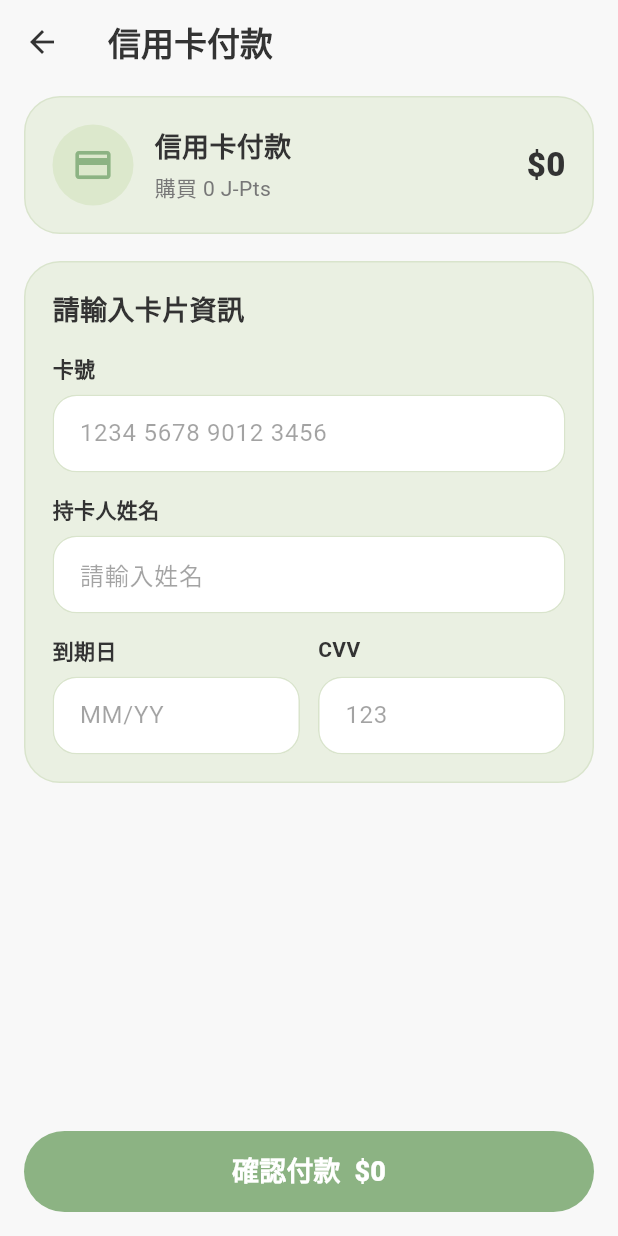
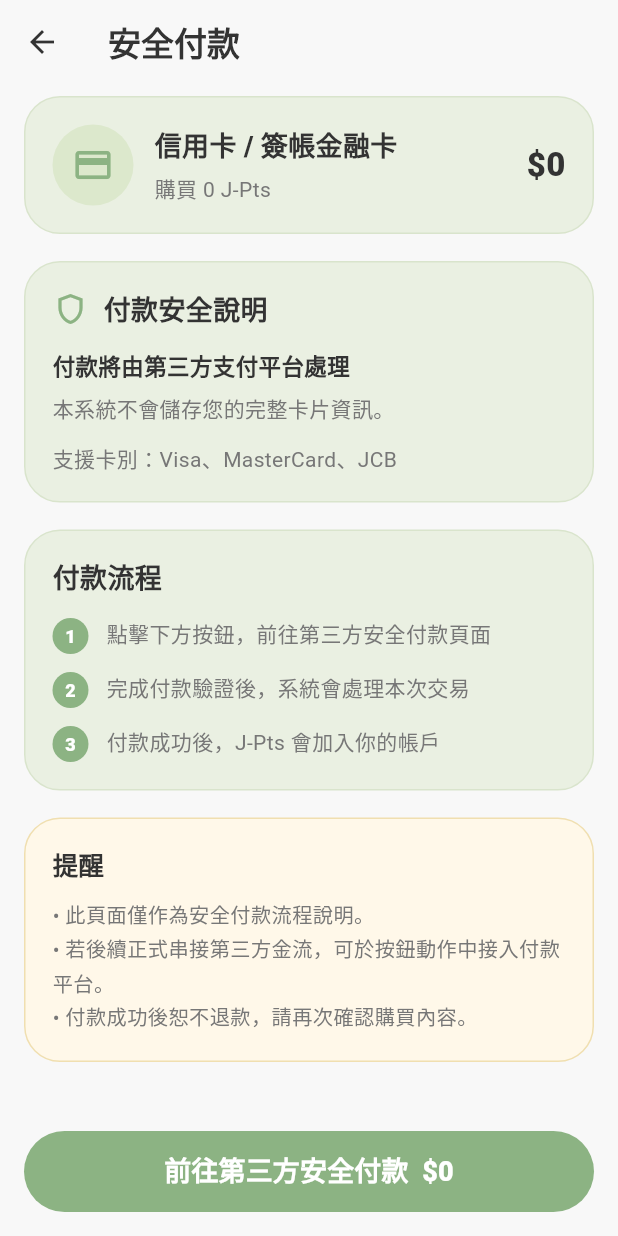
Before and after one commit to s22452007/115502, a Flutter app: the CreditCardPaymentScreen screen opened directly with empty values, on a phone screen of 412 x 824 dp. Run offline on Flutter 3.47's test engine with Material 3 defaults, Android fonts, the phone set to English and light mode, and no system bars; our stand-ins replace camera, firebase_auth, firebase_core, google_sign_in, image_picker; missing offline and left inert: google_mlkit_image_labeling, google_mlkit_text_recognition; accounts and stored records are empty.

Commit message:
第三方支付

```diff
--- a/115502/jpn_learning_app/lib/screens/premium/credit_card_payment_screen.dart
+++ b/115502/jpn_learning_app/lib/screens/premium/credit_card_payment_screen.dart
@@ -1,5 +1,4 @@
 import 'package:flutter/material.dart';
-import 'package:flutter/services.dart';
 import 'package:provider/provider.dart';
 import 'package:jpn_learning_app/providers/user_provider.dart';
 import 'package:jpn_learning_app/utils/api_client.dart';
@@ -9,10 +8,10 @@ class CreditCardPaymentScreen extends StatefulWidget {
   final int price;
 
   const CreditCardPaymentScreen({
-    Key? key,
+    super.key,
     required this.points,
     required this.price,
-  }) : super(key: key);
+  });
 
   @override
   State<CreditCardPaymentScreen> createState() =>
@@ -20,13 +19,6 @@ class CreditCardPaymentScreen extends StatefulWidget {
 }
 
 class _CreditCardPaymentScreenState extends State<CreditCardPaymentScreen> {
-  final _formKey = GlobalKey<FormState>();
-
-  final TextEditingController cardNumberController = TextEditingController();
-  final TextEditingController nameController = TextEditingController();
-  final TextEditingController expiryController = TextEditingController();
-  final TextEditingController cvvController = TextEditingController();
-
   bool _isSubmitting = false;
 
   static const Color bgColor = Color(0xFFF8F8F8);
@@ -37,94 +29,7 @@ class _CreditCardPaymentScreenState extends State<CreditCardPaymentScreen> {
   static const Color deepText = Color(0xFF333333);
   static const Color subText = Color(0xFF777777);
 
-  @override
-  void dispose() {
-    cardNumberController.dispose();
-    nameController.dispose();
-    expiryController.dispose();
-    cvvController.dispose();
-    super.dispose();
-  }
-
-  String _cardDigitsOnly(String value) {
-    return value.replaceAll(RegExp(r'\D'), '');
-  }
-
-  String? _validateCardNumber(String? value) {
-    final digits = _cardDigitsOnly(value ?? '');
-
-    if (digits.isEmpty) {
-      return '請輸入卡號';
-    }
-    if (digits.length < 16) {
-      return '卡號未輸入完整';
-    }
-    if (digits.length > 16) {
-      return '卡號格式錯誤';
-    }
-    return null;
-  }
-
-  String? _validateName(String? value) {
-    final text = (value ?? '').trim();
-    if (text.isEmpty) {
-      return '請輸入持卡人姓名';
-    }
-    return null;
-  }
-
-  String? _validateExpiry(String? value) {
-    final text = (value ?? '').trim();
-
-    if (text.isEmpty) {
-      return '請輸入到期日';
-    }
-    if (!RegExp(r'^\d{2}/\d{2}$').hasMatch(text)) {
-      return '請輸入正確格式 MM/YY';
-    }
-
-    final parts = text.split('/');
-    final month = int.tryParse(parts[0]);
-    final yearShort = int.tryParse(parts[1]);
-
-    if (month == null || yearShort == null) {
-      return '到期日格式錯誤';
-    }
-    if (month < 1 || month > 12) {
-      return '月份需介於 01~12';
-    }
-
-    final year = 2000 + yearShort;
-    final now = DateTime.now();
-    final expiryDate = DateTime(year, month + 1, 0);
-
-    if (expiryDate.isBefore(DateTime(now.year, now.month, 1))) {
-      return '卡片已過期';
-    }
-
-    return null;
-  }
-
-  String? _validateCvv(String? value) {
-    final text = (value ?? '').trim();
-
-    if (text.isEmpty) {
-      return '請輸入 CVV';
-    }
-    if (!RegExp(r'^\d{3,4}$').hasMatch(text)) {
-      return 'CVV 格式錯誤';
-    }
-    return null;
-  }
-
   Future<void> _handleSubmit() async {
-    FocusScope.of(context).unfocus();
-
-    final isValid = _formKey.currentState?.validate() ?? false;
-    if (!isValid) {
-      return;
-    }
-
     final userId = context.read<UserProvider>().userId;
     if (userId == null) {
       ScaffoldMessenger.of(context).showSnackBar(
@@ -168,7 +73,7 @@ class _CreditCardPaymentScreenState extends State<CreditCardPaymentScreen> {
           onPressed: () => Navigator.pop(context),
         ),
         title: const Text(
-          '信用卡付款',
+          '安全付款',
           style: TextStyle(
             color: deepText,
             fontWeight: FontWeight.w800,
@@ -200,7 +105,7 @@ class _CreditCardPaymentScreenState extends State<CreditCardPaymentScreen> {
                       ),
                     )
                   : Text(
-                      '確認付款  \$${widget.price}',
+                      '前往第三方安全付款  \$${widget.price}',
                       style: const TextStyle(
                         color: Colors.white,
                         fontSize: 18,
@@ -211,17 +116,17 @@ class _CreditCardPaymentScreenState extends State<CreditCardPaymentScreen> {
           ),
         ),
       ),
-      body: Form(
-        key: _formKey,
-        autovalidateMode: AutovalidateMode.onUserInteraction,
-        child: ListView(
+      body: ListView(
         padding: const EdgeInsets.fromLTRB(16, 8, 16, 24),
         children: [
           _buildOrderCard(),
           const SizedBox(height: 18),
-            _buildCardForm(),
+          _buildSecurityCard(),
+          const SizedBox(height: 18),
+          _buildProcessCard(),
+          const SizedBox(height: 18),
+          _buildNoticeCard(),
         ],
-        ),
       ),
     );
   }
@@ -255,7 +160,7 @@ class _CreditCardPaymentScreenState extends State<CreditCardPaymentScreen> {
               crossAxisAlignment: CrossAxisAlignment.start,
               children: [
                 const Text(
-                  '信用卡付款',
+                  '信用卡 / 簽帳金融卡',
                   style: TextStyle(
                     fontSize: 18,
                     fontWeight: FontWeight.w800,
@@ -286,7 +191,7 @@ class _CreditCardPaymentScreenState extends State<CreditCardPaymentScreen> {
     );
   }
 
-  Widget _buildCardForm() {
+  Widget _buildSecurityCard() {
     return Container(
       padding: const EdgeInsets.all(18),
       decoration: BoxDecoration(
@@ -294,157 +199,128 @@ class _CreditCardPaymentScreenState extends State<CreditCardPaymentScreen> {
         borderRadius: BorderRadius.circular(24),
         border: Border.all(color: borderGreen),
       ),
-      child: Column(
+      child: const Column(
         crossAxisAlignment: CrossAxisAlignment.start,
         children: [
-          const Text(
-            '請輸入卡片資訊',
+          Row(
+            children: [
+              Icon(
+                Icons.shield_outlined,
+                color: primaryGreen,
+                size: 24,
+              ),
+              SizedBox(width: 10),
+              Text(
+                '付款安全說明',
                 style: TextStyle(
                   fontSize: 18,
                   fontWeight: FontWeight.w800,
                   color: deepText,
                 ),
               ),
-          const SizedBox(height: 16),
-          _buildInputLabel('卡號'),
-          const SizedBox(height: 8),
-          _buildTextField(
-            controller: cardNumberController,
-            hintText: '1234 5678 9012 3456',
-            keyboardType: TextInputType.number,
-            validator: _validateCardNumber,
-            inputFormatters: [
-              FilteringTextInputFormatter.digitsOnly,
-              LengthLimitingTextInputFormatter(16),
-              CardNumberInputFormatter(),
             ],
           ),
-          const SizedBox(height: 14),
-          _buildInputLabel('持卡人姓名'),
-          const SizedBox(height: 8),
-          _buildTextField(
-            controller: nameController,
-            hintText: '請輸入姓名',
-            validator: _validateName,
-          ),
-          const SizedBox(height: 14),
-          Row(
-            children: [
-              Expanded(
-                child: Column(
-                  crossAxisAlignment: CrossAxisAlignment.start,
-                  children: [
-                    _buildInputLabel('到期日'),
-                    const SizedBox(height: 8),
-                    _buildTextField(
-                      controller: expiryController,
-                      hintText: 'MM/YY',
-                      keyboardType: TextInputType.number,
-                      validator: _validateExpiry,
-                      inputFormatters: [
-                        FilteringTextInputFormatter.digitsOnly,
-                        LengthLimitingTextInputFormatter(4),
-                        ExpiryDateInputFormatter(),
-                      ],
-                    ),
-                  ],
+          SizedBox(height: 14),
+          Text(
+            '付款將由第三方支付平台處理',
+            style: TextStyle(
+              fontSize: 15,
+              fontWeight: FontWeight.w700,
+              color: deepText,
             ),
           ),
-              const SizedBox(width: 12),
-              Expanded(
-                child: Column(
-                  crossAxisAlignment: CrossAxisAlignment.start,
-                  children: [
-                    _buildInputLabel('CVV'),
-                    const SizedBox(height: 8),
-                    _buildTextField(
-                      controller: cvvController,
-                      hintText: '123',
-                      keyboardType: TextInputType.number,
-                      obscureText: true,
-                      validator: _validateCvv,
-                      inputFormatters: [
-                        FilteringTextInputFormatter.digitsOnly,
-                        LengthLimitingTextInputFormatter(4),
-                      ],
-                    ),
-                  ],
+          SizedBox(height: 8),
+          Text(
+            '本系統不會儲存您的完整卡片資訊。',
+            style: TextStyle(
+              fontSize: 14,
+              color: subText,
+              height: 1.5,
             ),
           ),
-            ],
+          SizedBox(height: 12),
+          Text(
+            '支援卡別：Visa、MasterCard、JCB',
+            style: TextStyle(
+              fontSize: 14,
+              color: subText,
+            ),
           ),
         ],
       ),
     );
   }
 
-  Widget _buildInputLabel(String text) {
-    return Text(
-      text,
-      style: const TextStyle(
-        fontSize: 14,
-        fontWeight: FontWeight.w700,
+  Widget _buildProcessCard() {
+    return Container(
+      padding: const EdgeInsets.all(18),
+      decoration: BoxDecoration(
+        color: cardGreen,
+        borderRadius: BorderRadius.circular(24),
+        border: Border.all(color: borderGreen),
+      ),
+      child: const Column(
+        crossAxisAlignment: CrossAxisAlignment.start,
+        children: [
+          Text(
+            '付款流程',
+            style: TextStyle(
+              fontSize: 18,
+              fontWeight: FontWeight.w800,
               color: deepText,
+            ),
+          ),
+          SizedBox(height: 14),
+          _StepItem(
+            step: '1',
+            text: '點擊下方按鈕，前往第三方安全付款頁面',
+          ),
+          SizedBox(height: 12),
+          _StepItem(
+            step: '2',
+            text: '完成付款驗證後，系統會處理本次交易',
+          ),
+          SizedBox(height: 12),
+          _StepItem(
+            step: '3',
+            text: '付款成功後，J-Pts 會加入你的帳戶',
+          ),
+        ],
       ),
     );
   }
 
-  Widget _buildTextField({
-    required TextEditingController controller,
-    required String hintText,
-    TextInputType? keyboardType,
-    bool obscureText = false,
-    String? Function(String?)? validator,
-    List<TextInputFormatter>? inputFormatters,
-  }) {
-    return TextFormField(
-      controller: controller,
-      keyboardType: keyboardType,
-      obscureText: obscureText,
-      validator: validator,
-      inputFormatters: inputFormatters,
-      style: const TextStyle(
+  Widget _buildNoticeCard() {
+    return Container(
+      padding: const EdgeInsets.all(18),
+      decoration: BoxDecoration(
+        color: const Color(0xFFFFF8E9),
+        borderRadius: BorderRadius.circular(24),
+        border: Border.all(color: const Color(0xFFF0DFB0)),
+      ),
+      child: const Column(
+        crossAxisAlignment: CrossAxisAlignment.start,
+        children: [
+          Text(
+            '提醒',
+            style: TextStyle(
+              fontSize: 17,
+              fontWeight: FontWeight.w800,
               color: deepText,
-        fontSize: 16,
-        fontWeight: FontWeight.w500,
             ),
-      decoration: InputDecoration(
-        hintText: hintText,
-        hintStyle: const TextStyle(
-          color: Color(0x73333333),
-          fontSize: 16,
-          fontWeight: FontWeight.w400,
           ),
-        errorStyle: const TextStyle(
-          fontSize: 12,
-          color: Colors.redAccent,
+          SizedBox(height: 10),
+          Text(
+            '• 此頁面僅作為安全付款流程說明。\n'
+            '• 若後續正式串接第三方金流，可於按鈕動作中接入付款平台。\n'
+            '• 付款成功後恕不退款，請再次確認購買內容。',
+            style: TextStyle(
+              color: subText,
+              fontSize: 13.5,
+              height: 1.65,
             ),
-        filled: true,
-        fillColor: Colors.white,
-        contentPadding: const EdgeInsets.symmetric(
-          horizontal: 14,
-          vertical: 14,
           ),
-        border: OutlineInputBorder(
-          borderRadius: BorderRadius.circular(16),
-          borderSide: const BorderSide(color: borderGreen),
-        ),
-        enabledBorder: OutlineInputBorder(
-          borderRadius: BorderRadius.circular(16),
-          borderSide: const BorderSide(color: borderGreen),
-        ),
-        focusedBorder: OutlineInputBorder(
-          borderRadius: BorderRadius.circular(16),
-          borderSide: const BorderSide(color: primaryGreen, width: 1.5),
-        ),
-        errorBorder: OutlineInputBorder(
-          borderRadius: BorderRadius.circular(16),
-          borderSide: const BorderSide(color: Colors.redAccent, width: 1.2),
-        ),
-        focusedErrorBorder: OutlineInputBorder(
-          borderRadius: BorderRadius.circular(16),
-          borderSide: const BorderSide(color: Colors.redAccent, width: 1.4),
-        ),
+        ],
       ),
     );
   }
@@ -493,48 +369,49 @@ class _CreditCardPaymentScreenState extends State<CreditCardPaymentScreen> {
   }
 }
 
-class CardNumberInputFormatter extends TextInputFormatter {
+class _StepItem extends StatelessWidget {
+  final String step;
+  final String text;
+
+  const _StepItem({
+    required this.step,
+    required this.text,
+  });
+
   @override
-  TextEditingValue formatEditUpdate(
-    TextEditingValue oldValue,
-    TextEditingValue newValue,
-  ) {
-    final digits = newValue.text.replaceAll(RegExp(r'\D'), '');
-    final buffer = StringBuffer();
-
-    for (int i = 0; i < digits.length; i++) {
-      buffer.write(digits[i]);
-      final isNotLast = i != digits.length - 1;
-      if ((i + 1) % 4 == 0 && isNotLast) {
-        buffer.write(' ');
-      }
-    }
-
-    final formatted = buffer.toString();
-
-    return TextEditingValue(
-      text: formatted,
-      selection: TextSelection.collapsed(offset: formatted.length),
+  Widget build(BuildContext context) {
+    return Row(
+      crossAxisAlignment: CrossAxisAlignment.start,
+      children: [
+        Container(
+          width: 24,
+          height: 24,
+          alignment: Alignment.center,
+          decoration: const BoxDecoration(
+            color: Color(0xFF8CB383),
+            shape: BoxShape.circle,
+          ),
+          child: Text(
+            step,
+            style: const TextStyle(
+              color: Colors.white,
+              fontSize: 12,
+              fontWeight: FontWeight.w800,
+            ),
+          ),
+        ),
+        const SizedBox(width: 12),
+        Expanded(
+          child: Text(
+            text,
+            style: const TextStyle(
+              fontSize: 14,
+              color: Color(0xFF777777),
+              height: 1.5,
+            ),
+          ),
+        ),
+      ],
     );
   }
 }
-
-class ExpiryDateInputFormatter extends TextInputFormatter {
-  @override
-  TextEditingValue formatEditUpdate(
-    TextEditingValue oldValue,
-    TextEditingValue newValue,
-  ) {
-    final digits = newValue.text.replaceAll(RegExp(r'\D'), '');
-    String formatted = digits;
-
-    if (digits.length >= 3) {
-      formatted = '${digits.substring(0, 2)}/${digits.substring(2)}';
-    }
-
-    return TextEditingValue(
-      text: formatted,
-      selection: TextSelection.collapsed(offset: formatted.length),
-    );
-  }
-}
```
Lines whose indentation alone changed are shown as unchanged.
